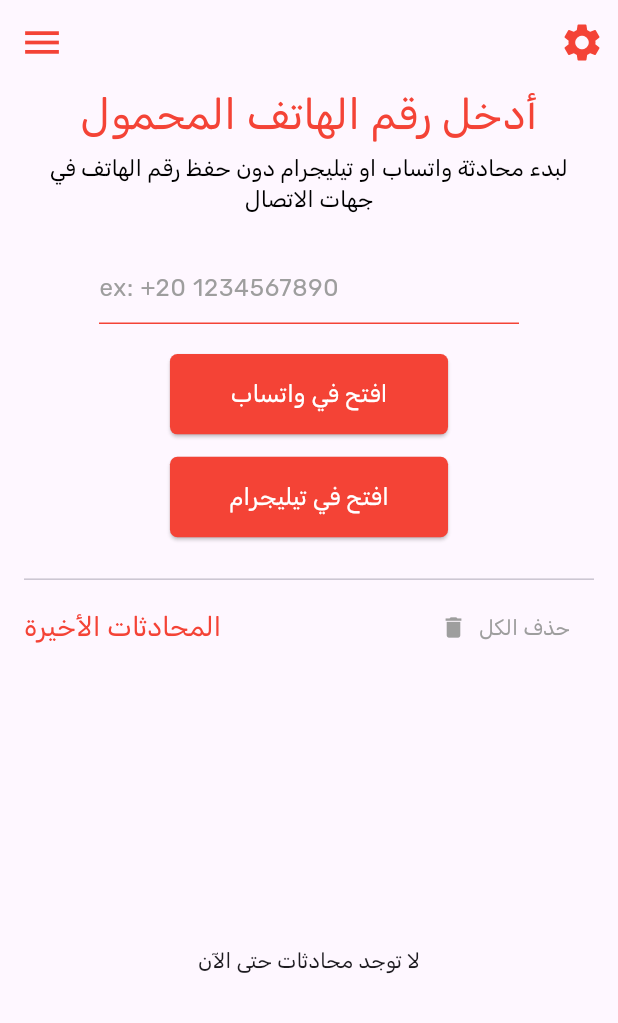
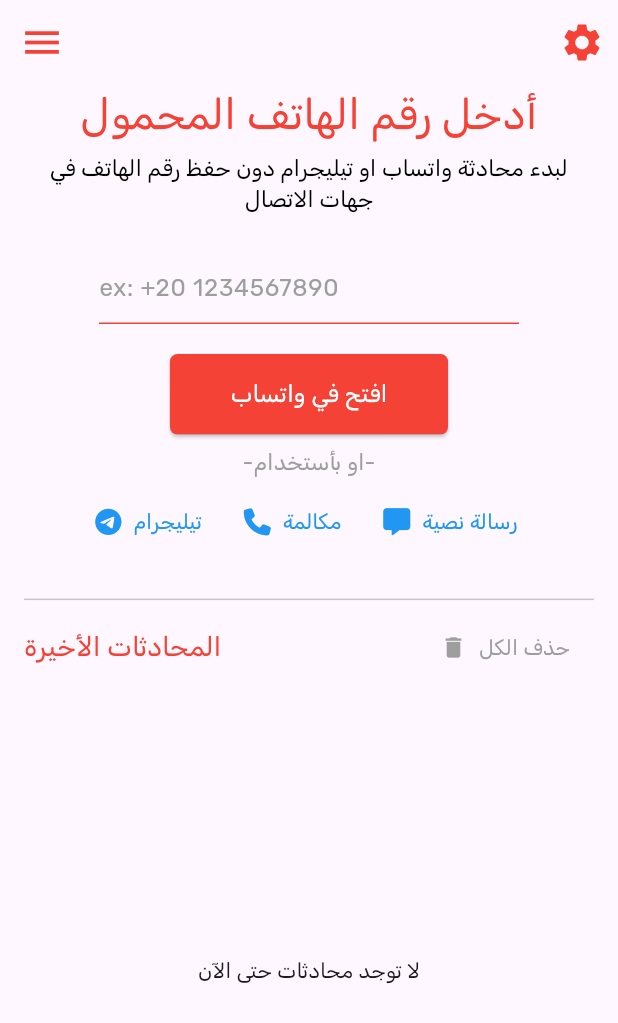
Before and after one commit to aliabdelnaby/one-tap, a Flutter app: the screen it shows after launch, on a phone screen of 412 x 824 dp. Shown: the top 1023 px of the screen. Run offline on Flutter 3.47's test engine with Material 3 defaults, Android fonts, the phone set to English and light mode, and no system bars; our stand-ins replace easy_localization, flutter_bloc, fluttertoast, font_awesome_flutter, go_router, hive_flutter; accounts and stored records are empty.

Commit message:
Add Options Icons (telegram - sms - call) to home view

```diff
--- a/assets/translations/ar.json
+++ b/assets/translations/ar.json
@@ -27,7 +27,7 @@
     "Open In Telegram": "افتح في تيليجرام",
     "Telegram not installed": "تيليجرام غير مثبت",
     "Whatsapp not installed": "واتس اب غير مثبت",
-    "Recent Conversation": "المحادثات الأخيرة",
+    "Recent Conversations": "المحادثات الأخيرة",
     "The number must be 11 digits": "يجب أن يكون رقم الهاتف 11 رقما",
     "Please write the country code such as (+20)": "يرجى كتابة رمز الدولة مثل (+20)",
     "The number must be valid": "يجب أن يكون الرقم صالح",
@@ -37,5 +37,9 @@
     "Close": "الغاء",
     "Warnning!!!": "تحذير!!!!",
     "Are you sure you want to delete all contacts?": "هل أنت متأكد أنك تريد حذف جميع جهات الاتصال؟",
-    "The language has been changed": "تم تغيير اللغة"
+    "The language has been changed": "تم تغيير اللغة",
+    "-Or using-": "-او بأستخدام-",
+    "Telegram": "تيليجرام",
+    "Call": "مكالمة",
+    "SMS": "رسالة نصية"
 }
--- a/assets/translations/en.json
+++ b/assets/translations/en.json
@@ -27,7 +27,7 @@
     "Open In Telegram": "Open in Telegram",
     "Telegram not installed": "Telegram not installed",
     "Whatsapp not installed": "Whatsapp not installed",
-    "Recent Conversation": "Recent Conversation",
+    "Recent Conversations": "Recent Conversations",
     "Please write the country code such as (+20)": "Please write the country code such as (+20)",
     "The number must be valid": "The number must be valid",
     "No Conversations yet": "No Conversations yet",
@@ -37,5 +37,9 @@
     "Close": "Close",
     "Delete All Contacts": "Delete All Contacts",
     "Are you sure you want to delete all contacts?": "Are you sure you want to delete all contacts?",
-    "The language has been changed": "The language has been changed"
+    "The language has been changed": "The language has been changed",
+    "-Or using-": "-Or using-",
+    "Telegram": "Telegram",
+    "Call": "Call",
+    "SMS": "SMS"
 }
--- a/lib/core/utils/app_colors.dart
+++ b/lib/core/utils/app_colors.dart
@@ -6,5 +6,6 @@
   static Color white = Colors.white;
   static Color grey = Colors.grey;
   static Color green = Colors.green;
+  static Color blue = Colors.blue;
   static Color? grey200 = Colors.grey[200];
 }
--- a/lib/core/utils/app_text_styles.dart
+++ b/lib/core/utils/app_text_styles.dart
@@ -31,4 +31,8 @@
     color: AppColors.grey,
     fontSize: 13,
   );
+  static final signikaOptionstyle14 = TextStyle(
+    color: AppColors.blue,
+    fontSize: 14,
+  );
 }
--- a/lib/features/home/presentation/widgets/custom_enter_mobile_nember_and_open_tele_whatsapp.dart
+++ b/lib/features/home/presentation/widgets/custom_enter_mobile_nember_and_open_tele_whatsapp.dart
@@ -2,6 +2,7 @@
 import 'package:flutter/material.dart';
 import 'package:flutter_bloc/flutter_bloc.dart';
 import 'package:font_awesome_flutter/font_awesome_flutter.dart';
+import 'package:one_tap/core/utils/app_colors.dart';
 import '../../../../core/models/contact_model.dart';
 import '../../../../core/utils/app_text_styles.dart';
 import '../../cubits/home_cubit/home_cubit.dart';
@@ -64,8 +65,18 @@
             },
             text: "Open In WhatsApp".tr(),
           ),
-          const SizedBox(height: 15),
-          CustomBtn(
+          const SizedBox(height: 8),
+          Text(
+            "-Or using-".tr(),
+            style: CustomTextStyle.signikastyle15.copyWith(
+              color: AppColors.grey,
+            ),
+          ),
+          const SizedBox(height: 5),
+          Row(
+            mainAxisAlignment: MainAxisAlignment.center,
+            children: [
+              TextButton.icon(
                 onPressed: () {
                   if (cubit.phoneFormKey.currentState!.validate()) {
                     cubit.phoneFormKey.currentState!.save();
@@ -80,7 +91,38 @@
                     setState(() {});
                   }
                 },
-            text: "Open In Telegram".tr(),
+                icon: const Icon(
+                  FontAwesomeIcons.telegram,
+                  color: Colors.blue,
+                ),
+                label: Text(
+                  "Telegram".tr(),
+                  style: CustomTextStyle.signikaOptionstyle14,
+                ),
+              ),
+              TextButton.icon(
+                onPressed: () {},
+                icon: const Icon(
+                  FontAwesomeIcons.phone,
+                  color: Colors.blue,
+                ),
+                label: Text(
+                  "Call".tr(),
+                  style: CustomTextStyle.signikaOptionstyle14,
+                ),
+              ),
+              TextButton.icon(
+                onPressed: () {},
+                icon: const Icon(
+                  FontAwesomeIcons.solidMessage,
+                  color: Colors.blue,
+                ),
+                label: Text(
+                  "SMS".tr(),
+                  style: CustomTextStyle.signikaOptionstyle14,
+                ),
+              ),
+            ],
           ),
         ],
       ),
--- a/lib/features/home/presentation/widgets/recent_conversation_bar.dart
+++ b/lib/features/home/presentation/widgets/recent_conversation_bar.dart
@@ -22,7 +22,7 @@
       mainAxisAlignment: MainAxisAlignment.spaceBetween,
       children: [
         Text(
-          "Recent Conversation".tr(),
+          "Recent Conversations".tr(),
           style: CustomTextStyle.signikastyle18,
         ),
         BlocConsumer<HomeCubit, HomeState>(
```
Lines whose indentation alone changed are shown as unchanged.
